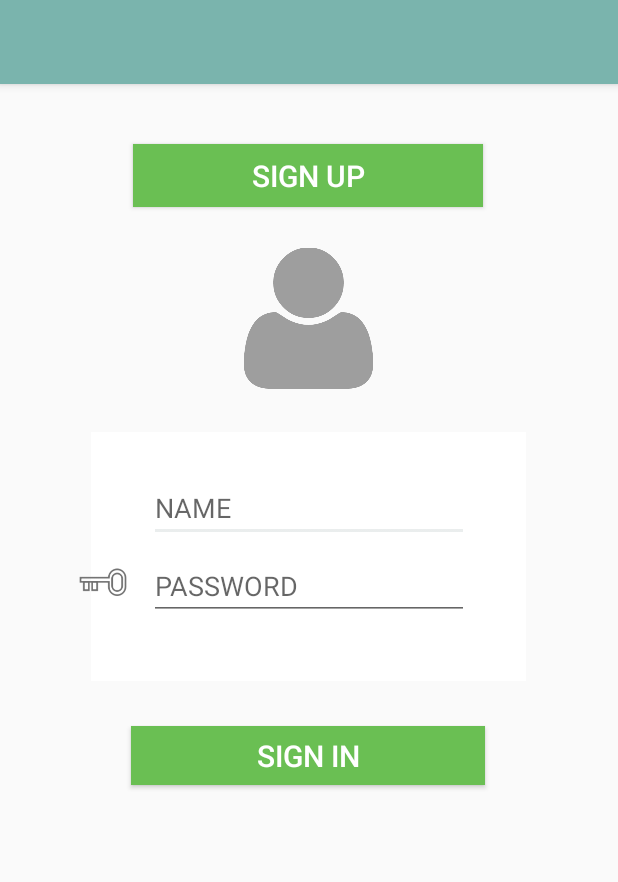
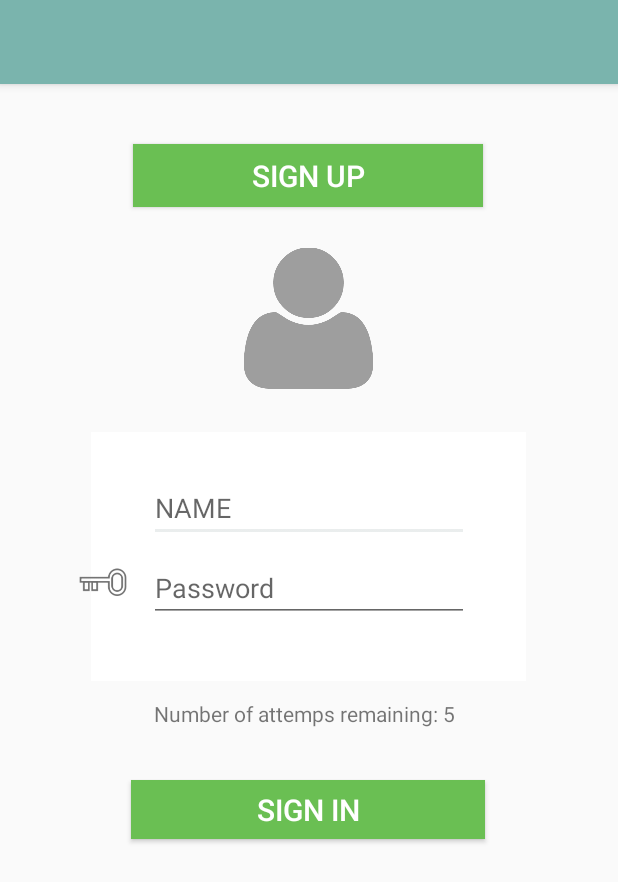
Before and after one commit to reemeeiah/one-stop-cancer-center, an Android app: the user_sign_in_page screen opened directly, with no data from a screen before it, on a phone screen of 412 x 824 dp. Shown: the top 882 px of the screen. Run offline under Robolectric (Android 15) with nearby library versions, the phone set to English and light mode, and no system bars.

Commit message:
sign in for admin & user

```diff
--- a/app/src/main/java/com/onestopcancercenter/onestopcancercenter/user_sign_in_page.java
+++ b/app/src/main/java/com/onestopcancercenter/onestopcancercenter/user_sign_in_page.java
@@ -1,13 +1,55 @@
 package com.onestopcancercenter.onestopcancercenter;
 
+import android.content.Intent;
 import android.support.v7.app.AppCompatActivity;
 import android.os.Bundle;
+import android.view.View;
+import android.widget.Button;
+import android.widget.EditText;
+import android.widget.TextView;
 
 public class user_sign_in_page extends AppCompatActivity {
-
+private EditText name;
+private EditText password;
+private TextView info;
+private Button login;
+private  int counter=5;
     @Override
     protected void onCreate(Bundle savedInstanceState) {
         super.onCreate(savedInstanceState);
         setContentView(R.layout.activity_user_sign_in_page);
+
+    name =(EditText) findViewById(R.id.textView_username);
+    password =(EditText) findViewById(R.id.password1);
+    info=(TextView ) findViewById(R.id.textView10);
+    login=(Button)findViewById(R.id. button_login);
+    info.setText("Number of attemps remaining: 5");
+login.setOnClickListener(new View.OnClickListener() {
+    @Override
+    public void onClick(View v) {
+validate(name.getText().toString(),password.getText().toString());
     }
+});
 }
+
+private void validate (String username , String userpassword){
+      if ((username.equals("user")) && (userpassword.equals("1234"))){
+
+         Intent intent= new Intent(user_sign_in_page.this,Homepage.class);
+startActivity(intent);
+}
+else{
+          counter--;
+          info.setText(" Number of attemps remaining:"+String.valueOf(counter));
+          if (counter==0){
+              login.setEnabled(false);
+          }
+      }
+
+
+}
+
+
+
+
+}
--- a/app/src/main/res/layout/activity_user_sign_in_page.xml
+++ b/app/src/main/res/layout/activity_user_sign_in_page.xml
@@ -36,6 +36,7 @@
         app:srcCompat="@drawable/user_icon" />
 
     <FrameLayout
+        android:id="@+id/frameLayout3"
         android:layout_width="290dp"
         android:layout_height="166dp"
         android:layout_marginTop="232dp"
@@ -49,26 +50,13 @@
     </FrameLayout>
 
     <EditText
-        android:id="@+id/editText6"
+        android:id="@+id/textView_username"
         android:layout_width="wrap_content"
         android:layout_height="wrap_content"
         android:layout_marginTop="260dp"
         android:ems="10"
         android:hint="NAME"
         android:inputType="textPersonName"
-        app:layout_constraintEnd_toEndOf="parent"
-        app:layout_constraintLeft_toRightOf="parent"
-        app:layout_constraintStart_toStartOf="parent"
-        app:layout_constraintTop_toTopOf="parent" />
-
-    <EditText
-        android:id="@+id/editText7"
-        android:layout_width="wrap_content"
-        android:layout_height="wrap_content"
-        android:layout_marginTop="312dp"
-        android:ems="10"
-        android:hint="PASSWORD"
-        android:inputType="textPassword"
         app:layout_constraintEnd_toEndOf="parent"
         app:layout_constraintLeft_toRightOf="parent"
         app:layout_constraintStart_toStartOf="parent"
@@ -87,10 +75,10 @@
         app:srcCompat="@drawable/key" />
 
     <Button
-        android:id="@+id/button5"
+        android:id="@+id/button_login"
         android:layout_width="236dp"
         android:layout_height="39dp"
-        android:layout_marginTop="428dp"
+        android:layout_marginTop="464dp"
         android:background="#6abf53"
         android:text="Sign In"
         android:textAlignment="center"
@@ -102,5 +90,28 @@
         app:layout_constraintStart_toStartOf="parent"
         app:layout_constraintTop_toTopOf="parent" />
 
+    <TextView
+        android:id="@+id/textView10"
+        android:layout_width="229dp"
+        android:layout_height="42dp"
+        android:layout_marginBottom="12dp"
+        android:layout_marginLeft="88dp"
+        android:textAlignment="center"
+        app:layout_constraintBottom_toTopOf="@+id/button_login"
+        app:layout_constraintLeft_toLeftOf="parent"
+        tools:text="Number of attemps remaining: 5" />
+
+    <EditText
+        android:id="@+id/password1"
+        android:layout_width="wrap_content"
+        android:layout_height="wrap_content"
+        android:layout_marginTop="8dp"
+        android:ems="10"
+        android:hint="Password"
+        android:inputType="textPassword"
+        app:layout_constraintLeft_toLeftOf="parent"
+        app:layout_constraintRight_toRightOf="parent"
+        app:layout_constraintTop_toBottomOf="@+id/textView_username" />
+
 
 </android.support.constraint.ConstraintLayout>
```
Also changed, not shown: app/src/main/AndroidManifest.xml (+9 -3 lines), app/src/main/java/com/onestopcancercenter/onestopcancercenter/Admin_Sign_in.java (+37 -1 lines), app/src/main/res/layout/activity_admin__hospital__edit__menu.xml (+1 -6 lines), app/src/main/res/layout/activity_admin__sign_in.xml (+14 -3 lines).
